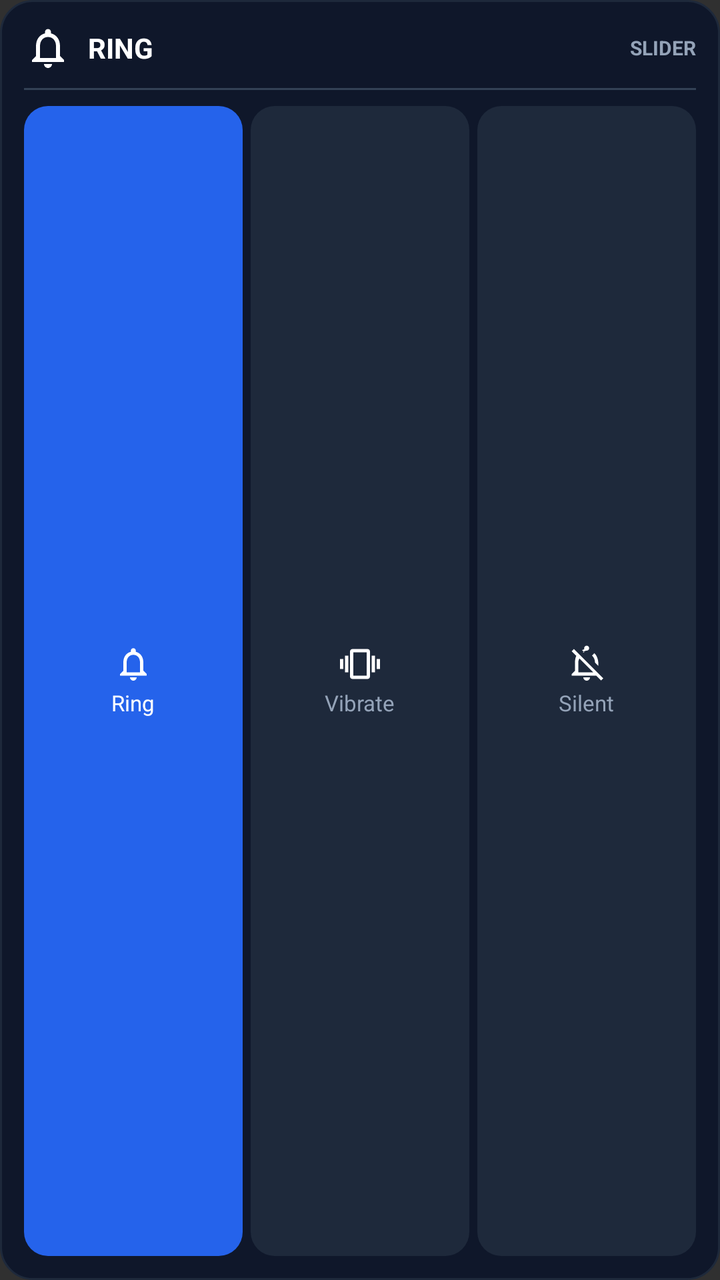
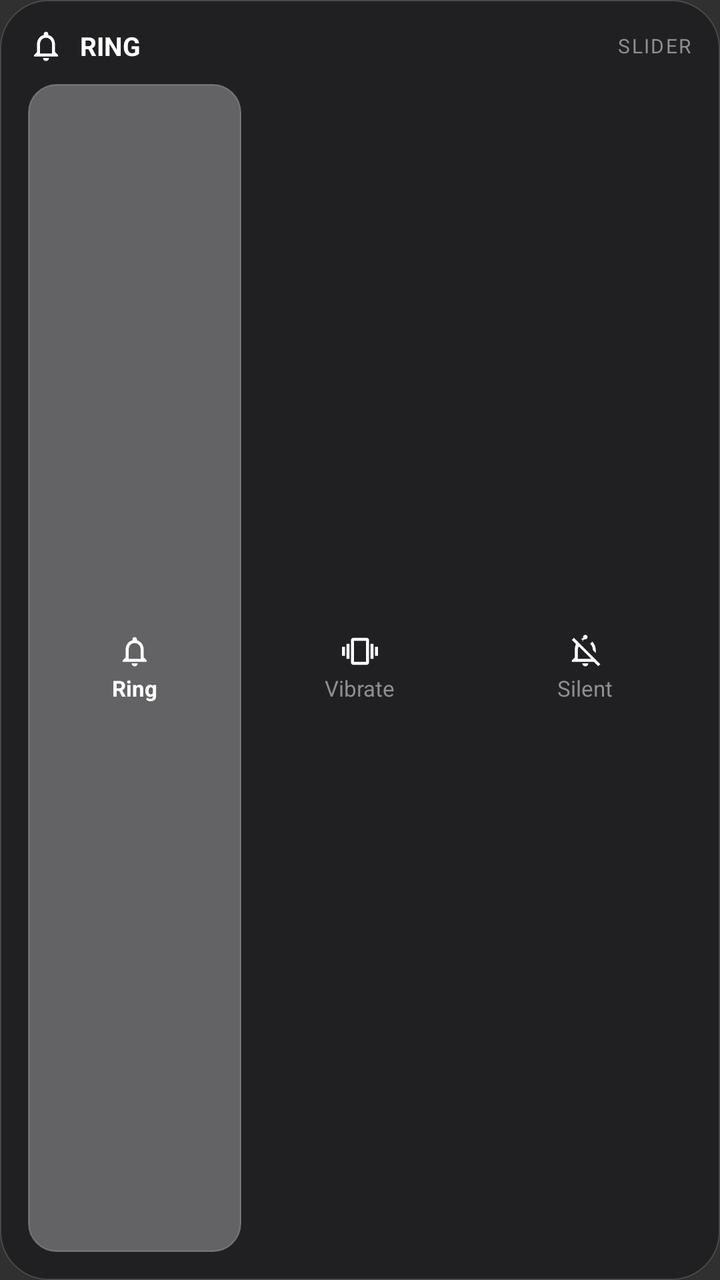

An Android layout rendered at two revisions. The XML below is the earlier revision; the diff shows what the commit changed to produce the second picture.
<!-- AndroidManifest.xml: application theme Theme.VirtualAlertSlider -->
<!-- res/layout/widget_alert_slider.xml -->
<?xml version="1.0" encoding="utf-8"?>
<LinearLayout xmlns:android="http://schemas.android.com/apk/res/android"
    android:id="@+id/widget_container"
    android:layout_width="match_parent"
    android:layout_height="match_parent"
    android:background="@drawable/bg_widget"
    android:orientation="vertical"
    android:padding="12dp">

    
    <LinearLayout
        android:layout_width="match_parent"
        android:layout_height="wrap_content"
        android:gravity="center_vertical"
        android:orientation="horizontal">

        <ImageView
            android:id="@+id/widget_mode_icon"
            android:layout_width="24dp"
            android:layout_height="24dp"
            android:contentDescription="Mode Icon"
            android:src="@drawable/ic_ring" />

        <TextView
            android:id="@+id/widget_mode_title"
            android:layout_width="0dp"
            android:layout_height="wrap_content"
            android:layout_marginStart="8dp"
            android:layout_weight="1"
            android:text="RING"
            android:textColor="#FFFFFF"
            android:textSize="14sp"
            android:textStyle="bold" />

        <TextView
            android:layout_width="wrap_content"
            android:layout_height="wrap_content"
            android:text="SLIDER"
            android:textColor="#94A3B8"
            android:textSize="10sp"
            android:textStyle="bold" />
    </LinearLayout>

    
    <View
        android:layout_width="match_parent"
        android:layout_height="1dp"
        android:layout_marginTop="8dp"
        android:layout_marginBottom="8dp"
        android:background="#334155" />

    
    <LinearLayout
        android:layout_width="match_parent"
        android:layout_height="0dp"
        android:layout_weight="1"
        android:gravity="center"
        android:orientation="horizontal">

        
        <FrameLayout
            android:id="@+id/btn_widget_ring"
            android:layout_width="0dp"
            android:layout_height="match_parent"
            android:layout_marginEnd="4dp"
            android:layout_weight="1"
            android:clickable="true"
            android:focusable="true">

            <ImageView
                android:id="@+id/bg_widget_ring"
                android:layout_width="match_parent"
                android:layout_height="match_parent"
                android:scaleType="fitXY"
                android:src="@drawable/bg_widget_btn_active" />

            <LinearLayout
                android:layout_width="match_parent"
                android:layout_height="match_parent"
                android:gravity="center"
                android:orientation="vertical">

                <ImageView
                    android:id="@+id/img_widget_ring"
                    android:layout_width="20dp"
                    android:layout_height="20dp"
                    android:src="@drawable/ic_ring" />

                <TextView
                    android:id="@+id/txt_widget_ring"
                    android:layout_width="wrap_content"
                    android:layout_height="wrap_content"
                    android:layout_marginTop="2dp"
                    android:text="Ring"
                    android:textColor="#FFFFFF"
                    android:textSize="11sp" />
            </LinearLayout>
        </FrameLayout>

        
        <FrameLayout
            android:id="@+id/btn_widget_vibrate"
            android:layout_width="0dp"
            android:layout_height="match_parent"
            android:layout_marginEnd="4dp"
            android:layout_weight="1"
            android:clickable="true"
            android:focusable="true">

            <ImageView
                android:id="@+id/bg_widget_vibrate"
                android:layout_width="match_parent"
                android:layout_height="match_parent"
                android:scaleType="fitXY"
                android:src="@drawable/bg_widget_btn_inactive" />

            <LinearLayout
                android:layout_width="match_parent"
                android:layout_height="match_parent"
                android:gravity="center"
                android:orientation="vertical">

                <ImageView
                    android:id="@+id/img_widget_vibrate"
                    android:layout_width="20dp"
                    android:layout_height="20dp"
                    android:src="@drawable/ic_vibrate" />

                <TextView
                    android:id="@+id/txt_widget_vibrate"
                    android:layout_width="wrap_content"
                    android:layout_height="wrap_content"
                    android:layout_marginTop="2dp"
                    android:text="Vibrate"
                    android:textColor="#94A3B8"
                    android:textSize="11sp" />
            </LinearLayout>
        </FrameLayout>

        
        <FrameLayout
            android:id="@+id/btn_widget_silent"
            android:layout_width="0dp"
            android:layout_height="match_parent"
            android:layout_weight="1"
            android:clickable="true"
            android:focusable="true">

            <ImageView
                android:id="@+id/bg_widget_silent"
                android:layout_width="match_parent"
                android:layout_height="match_parent"
                android:scaleType="fitXY"
                android:src="@drawable/bg_widget_btn_inactive" />

            <LinearLayout
                android:layout_width="match_parent"
                android:layout_height="match_parent"
                android:gravity="center"
                android:orientation="vertical">

                <ImageView
                    android:id="@+id/img_widget_silent"
                    android:layout_width="20dp"
                    android:layout_height="20dp"
                    android:src="@drawable/ic_silent" />

                <TextView
                    android:id="@+id/txt_widget_silent"
                    android:layout_width="wrap_content"
                    android:layout_height="wrap_content"
                    android:layout_marginTop="2dp"
                    android:text="Silent"
                    android:textColor="#94A3B8"
                    android:textSize="11sp" />
            </LinearLayout>
        </FrameLayout>
    </LinearLayout>

</LinearLayout>
<!-- resources referenced by this layout -->
<resources>
  <!-- drawable bg_widget (drawable) -->
  <?xml version="1.0" encoding="utf-8"?>
  <shape xmlns:android="http://schemas.android.com/apk/res/android"
      android:shape="rectangle">
      <size android:width="200dp" android:height="100dp" />
      <solid android:color="#0F172A" />
      <corners android:radius="16dp" />
      <stroke
          android:width="1dp"
          android:color="#1E293B" />
  </shape>
  <!-- drawable bg_widget_btn_active (drawable) -->
  <?xml version="1.0" encoding="utf-8"?>
  <shape xmlns:android="http://schemas.android.com/apk/res/android"
      android:shape="rectangle">
      <size android:width="48dp" android:height="48dp" />
      <solid android:color="#2563EB" />
      <corners android:radius="12dp" />
  </shape>
  <!-- drawable bg_widget_btn_inactive (drawable) -->
  <?xml version="1.0" encoding="utf-8"?>
  <shape xmlns:android="http://schemas.android.com/apk/res/android"
      android:shape="rectangle">
      <size android:width="48dp" android:height="48dp" />
      <solid android:color="#1E293B" />
      <corners android:radius="12dp" />
  </shape>
  <!-- drawable ic_ring (drawable) -->
  <vector xmlns:android="http://schemas.android.com/apk/res/android"
      android:width="24dp"
      android:height="24dp"
      android:viewportWidth="24"
      android:viewportHeight="24">
    <path
        android:fillColor="#FFFFFFFF"
        android:pathData="M12,22c1.1,0 2,-0.9 2,-2h-4c0,1.1 0.9,2 2,2zM18,16v-5c0,-3.07 -1.63,-5.64 -4.5,-6.32V4c0,-0.83 -0.67,-1.5 -1.5,-1.5s-1.5,0.67 -1.5,1.5v0.68C7.64,5.36 6,7.92 6,11v5l-2,2v1h16v-1l-2,-2zM16,17H8v-6c0,-2.48 1.51,-4.5 4,-4.5s4,2.02 4,4.5v6z"/>
  </vector>
  <!-- drawable ic_silent (drawable) -->
  <vector xmlns:android="http://schemas.android.com/apk/res/android"
      android:width="24dp"
      android:height="24dp"
      android:viewportWidth="24"
      android:viewportHeight="24">
    <path
        android:fillColor="#FFFFFFFF"
        android:pathData="M20,18.61L4.39,3L3,4.39l2.76,2.76C5.27,8.08 5,9.5 5,11v5l-2,2v1h14.73l2.88,2.88L22,20.61L20,18.61zM7,17v-6c0,-0.83 0.23,-1.61 0.63,-2.29l8.29,8.29H7zM12,22c1.1,0 2,-0.9 2,-2h-4c0,1.1 0.9,2 2,2zM9.68,5.1C10.32,4.42 11.12,4 12,4c0.83,0 1.5,-0.67 1.5,-1.5S12.83,1 12,1s-1.5,0.67 -1.5,1.5v0.68c-0.45,0.11 -0.88,0.28 -1.28,0.49l1.46,1.43zM17,11c0,-1.61 -0.7,-3.06 -1.81,-4.07l1.43,-1.43C18.17,6.96 19,9.37 19,12v1.17l-2,-2V11z"/>
  </vector>
  <!-- drawable ic_vibrate (drawable) -->
  <vector xmlns:android="http://schemas.android.com/apk/res/android"
      android:width="24dp"
      android:height="24dp"
      android:viewportWidth="24"
      android:viewportHeight="24">
    <path
        android:fillColor="#FFFFFFFF"
        android:pathData="M0,15h2V9H0v6zm3,2h2V7H3v10zm19,-8v6h2V9h-2zm-3,8h2V7h-2v10zM16.5,3h-9C6.67,3 6,3.67 6,4.5v15c0,0.83 0.67,1.5 1.5,1.5h9c0.83,0 1.5,-0.67 1.5,-1.5v-15c0,-0.83 -0.67,-1.5 -1.5,-1.5zM16,19H8V5h8v14z"/>
  </vector>
  <style name="Theme.VirtualAlertSlider" parent="android:Theme.Material.NoActionBar">
          <item name="android:statusBarColor">@android:color/transparent</item>
      </style>
</resources>

<!-- the commit's change to res/layout/widget_alert_slider.xml (unified diff, before → after) -->
@@ -5,7 +5,7 @@
     android:layout_height="match_parent"
     android:background="@drawable/bg_widget"
     android:orientation="vertical"
-    android:padding="12dp">
+    android:padding="14dp">
 
     
     <LinearLayout
@@ -16,8 +16,8 @@
 
         <ImageView
             android:id="@+id/widget_mode_icon"
-            android:layout_width="24dp"
-            android:layout_height="24dp"
+            android:layout_width="18dp"
+            android:layout_height="18dp"
             android:contentDescription="Mode Icon"
             android:src="@drawable/ic_ring" />
 
@@ -29,25 +29,22 @@
             android:layout_weight="1"
             android:text="RING"
             android:textColor="#FFFFFF"
-            android:textSize="14sp"
+            android:textSize="13sp"
             android:textStyle="bold" />
 
         <TextView
             android:layout_width="wrap_content"
             android:layout_height="wrap_content"
             android:text="SLIDER"
-            android:textColor="#94A3B8"
+            android:textColor="#8E8E93"
             android:textSize="10sp"
-            android:textStyle="bold" />
+            android:letterSpacing="0.08" />
     </LinearLayout>
 
     
-    <View
+    <Space
         android:layout_width="match_parent"
-        android:layout_height="1dp"
-        android:layout_marginTop="8dp"
-        android:layout_marginBottom="8dp"
-        android:background="#334155" />
+        android:layout_height="10dp" />
 
     
     <LinearLayout
@@ -82,8 +79,8 @@
 
                 <ImageView
                     android:id="@+id/img_widget_ring"
-                    android:layout_width="20dp"
-                    android:layout_height="20dp"
+                    android:layout_width="18dp"
+                    android:layout_height="18dp"
                     android:src="@drawable/ic_ring" />
 
                 <TextView
@@ -93,7 +90,8 @@
                     android:layout_marginTop="2dp"
                     android:text="Ring"
                     android:textColor="#FFFFFF"
-                    android:textSize="11sp" />
+                    android:textSize="11sp"
+                    android:textStyle="bold" />
             </LinearLayout>
         </FrameLayout>
 
@@ -102,7 +100,8 @@
             android:id="@+id/btn_widget_vibrate"
             android:layout_width="0dp"
             android:layout_height="match_parent"
-            android:layout_marginEnd="4dp"
+            android:layout_marginStart="2dp"
+            android:layout_marginEnd="2dp"
             android:layout_weight="1"
             android:clickable="true"
             android:focusable="true">
@@ -122,8 +121,8 @@
 
                 <ImageView
                     android:id="@+id/img_widget_vibrate"
-                    android:layout_width="20dp"
-                    android:layout_height="20dp"
+                    android:layout_width="18dp"
+                    android:layout_height="18dp"
                     android:src="@drawable/ic_vibrate" />
 
                 <TextView
@@ -132,7 +131,7 @@
                     android:layout_height="wrap_content"
                     android:layout_marginTop="2dp"
                     android:text="Vibrate"
-                    android:textColor="#94A3B8"
+                    android:textColor="#8E8E93"
                     android:textSize="11sp" />
             </LinearLayout>
         </FrameLayout>
@@ -142,6 +141,7 @@
             android:id="@+id/btn_widget_silent"
             android:layout_width="0dp"
             android:layout_height="match_parent"
+            android:layout_marginStart="4dp"
             android:layout_weight="1"
             android:clickable="true"
             android:focusable="true">
@@ -161,8 +161,8 @@
 
                 <ImageView
                     android:id="@+id/img_widget_silent"
-                    android:layout_width="20dp"
-                    android:layout_height="20dp"
+                    android:layout_width="18dp"
+                    android:layout_height="18dp"
                     android:src="@drawable/ic_silent" />
 
                 <TextView
@@ -171,10 +171,9 @@
                     android:layout_height="wrap_content"
                     android:layout_marginTop="2dp"
                     android:text="Silent"
-                    android:textColor="#94A3B8"
+                    android:textColor="#8E8E93"
                     android:textSize="11sp" />
             </LinearLayout>
         </FrameLayout>
     </LinearLayout>
-
 </LinearLayout>
<!-- resource entries referenced after the edit -->
@@ -4,28 +4,31 @@
   <?xml version="1.0" encoding="utf-8"?>
   <shape xmlns:android="http://schemas.android.com/apk/res/android"
       android:shape="rectangle">
-      <size android:width="200dp" android:height="100dp" />
-      <solid android:color="#0F172A" />
-      <corners android:radius="16dp" />
+      <size android:width="220dp" android:height="110dp" />
+      <solid android:color="#CC1C1C1E" />
+      <corners android:radius="24dp" />
       <stroke
-          android:width="1dp"
-          android:color="#1E293B" />
+          android:width="0.5dp"
+          android:color="#26FFFFFF" />
   </shape>
   <!-- drawable bg_widget_btn_active (drawable) -->
   <?xml version="1.0" encoding="utf-8"?>
   <shape xmlns:android="http://schemas.android.com/apk/res/android"
       android:shape="rectangle">
       <size android:width="48dp" android:height="48dp" />
-      <solid android:color="#2563EB" />
-      <corners android:radius="12dp" />
+      <solid android:color="#4DFFFFFF" />
+      <corners android:radius="14dp" />
+      <stroke
+          android:width="0.5dp"
+          android:color="#40FFFFFF" />
   </shape>
   <!-- drawable bg_widget_btn_inactive (drawable) -->
   <?xml version="1.0" encoding="utf-8"?>
   <shape xmlns:android="http://schemas.android.com/apk/res/android"
       android:shape="rectangle">
       <size android:width="48dp" android:height="48dp" />
-      <solid android:color="#1E293B" />
-      <corners android:radius="12dp" />
+      <solid android:color="@android:color/transparent" />
+      <corners android:radius="14dp" />
   </shape>
   <!-- drawable ic_ring (drawable) -->
   <vector xmlns:android="http://schemas.android.com/apk/res/android"
